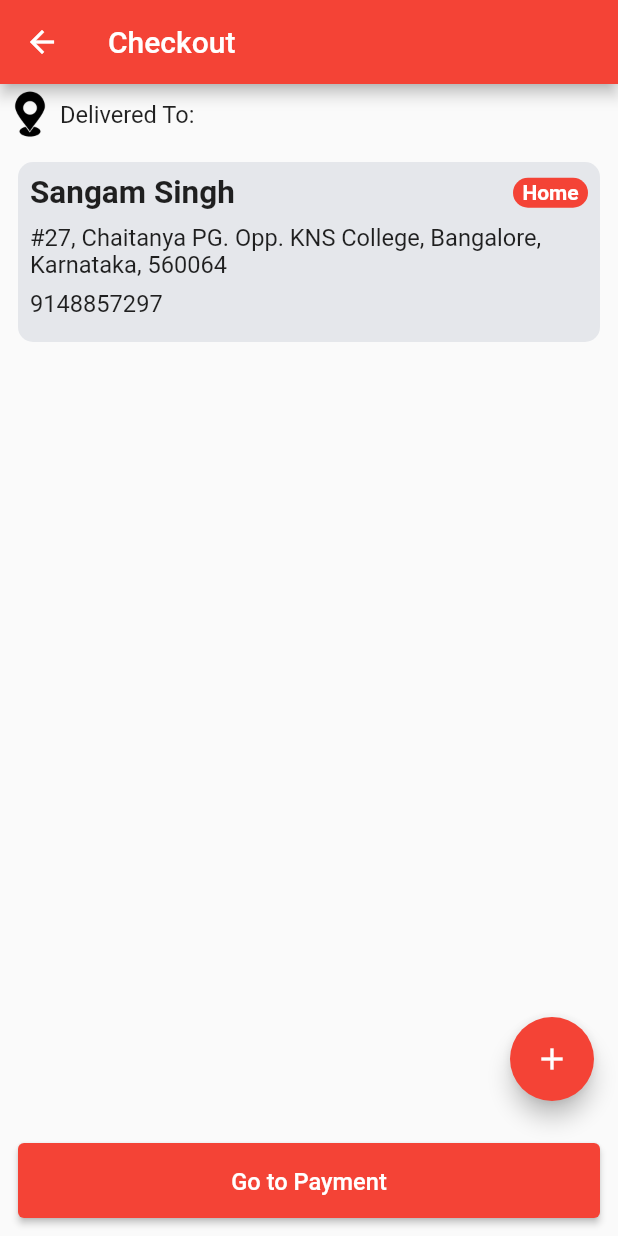
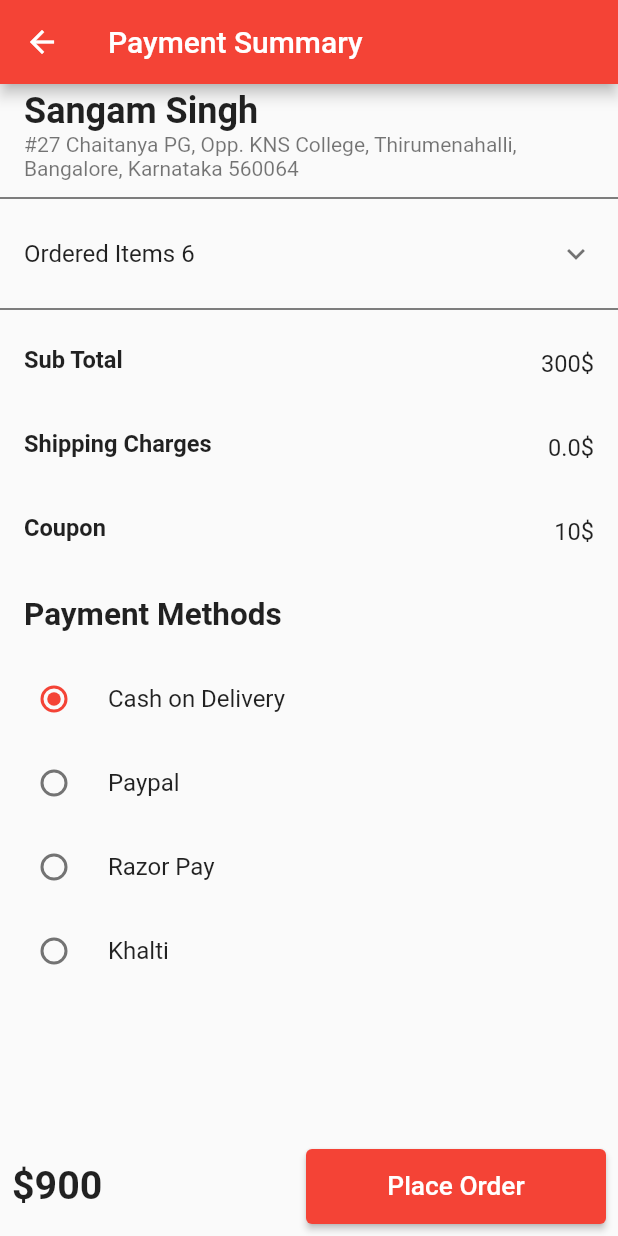
Before and after one commit to codersangam/food_delivery_firebase, a Flutter app: the CheckoutScreen screen opened directly, after a tap on "Go to Payment", on a phone screen of 412 x 824 dp. Run offline on Flutter 3.47's test engine with Material 2 defaults, Android fonts, the phone set to English and light mode, and no system bars; our stand-ins replace cloud_firestore, firebase_auth, firebase_core, google_sign_in, velocity_x; accounts and stored records are empty.

```diff
--- a/lib/main.dart
+++ b/lib/main.dart
@@ -1,6 +1,7 @@
 import 'package:flutter/material.dart';
 import 'package:firebase_core/firebase_core.dart';
 import 'package:food_delivery/provider/cart_provider.dart';
+import 'package:food_delivery/provider/checkout_provider.dart';
 import 'package:food_delivery/provider/product_provider.dart';
 import 'package:food_delivery/provider/user_provider.dart';
 import 'package:food_delivery/provider/wishlist_provider.dart';
@@ -33,6 +34,9 @@ class MyApp extends StatelessWidget {
         ChangeNotifierProvider<WishListProvider>(
           create: (context) => WishListProvider(),
         ),
+        ChangeNotifierProvider<CheckoutProvider>(
+          create: (context) => CheckoutProvider(),
+        ),
       ],
       child: MaterialApp(
         title: 'Flutter Demo',
--- a/lib/screens/checkout_screen.dart
+++ b/lib/screens/checkout_screen.dart
@@ -1,5 +1,6 @@
 import 'package:flutter/material.dart';
 import 'package:food_delivery/screens/add_delivery_address.dart';
+import 'package:food_delivery/screens/payment_summary.dart';
 import 'package:food_delivery/widgets/delivery_address.dart';
 import 'package:velocity_x/velocity_x.dart';
 
@@ -27,7 +28,15 @@ class CheckoutScreen extends StatelessWidget {
         width: double.infinity,
         height: 50,
         child: ElevatedButton(
-            onPressed: () {}, child: 'Go to Payment'.text.lg.make()),
+            onPressed: () {
+              Navigator.push(
+                context,
+                MaterialPageRoute(
+                  builder: (context) => const PaymentSummary(),
+                ),
+              );
+            },
+            child: 'Go to Payment'.text.lg.make()),
       ).p12(),
       body: Column(
         children: [
--- /dev/null
+++ b/lib/screens/payment_summary.dart
@@ -0,0 +1,138 @@
+import 'package:flutter/material.dart';
+import 'package:food_delivery/widgets/ordered_items.dart';
+import 'package:velocity_x/velocity_x.dart';
+
+class PaymentSummary extends StatefulWidget {
+  const PaymentSummary({Key? key}) : super(key: key);
+
+  @override
+  _PaymentSummaryState createState() => _PaymentSummaryState();
+}
+
+enum PaymentMethods {
+  cod,
+  paypal,
+  razorpay,
+  khalti,
+}
+
+class _PaymentSummaryState extends State<PaymentSummary> {
+  var myPayment = PaymentMethods.cod;
+  @override
+  Widget build(BuildContext context) {
+    return Scaffold(
+      appBar: AppBar(
+        title: 'Payment Summary'.text.make(),
+      ),
+      bottomNavigationBar: Padding(
+        padding: const EdgeInsets.all(8.0),
+        child: Row(
+          mainAxisAlignment: MainAxisAlignment.spaceBetween,
+          children: [
+            Padding(
+              padding: const EdgeInsets.only(right: 20),
+              child: '\$900'.text.xl3.bold.make(),
+            ),
+            SizedBox(
+              height: 50,
+              width: 200,
+              child: ElevatedButton(
+                onPressed: () {},
+                child: 'Place Order'.text.xl.make(),
+              ),
+            ),
+          ],
+        ),
+      ),
+      body: ListView.builder(
+        itemCount: 1,
+        itemBuilder: (context, index) {
+          return Column(
+            crossAxisAlignment: CrossAxisAlignment.start,
+            children: [
+              ListTile(
+                title: 'Sangam Singh'.text.bold.xl2.make(),
+                subtitle:
+                    '#27 Chaitanya PG, Opp. KNS College, Thirumenahalli, Bangalore, Karnataka 560064'
+                        .text
+                        .make(),
+              ),
+              const Divider(
+                color: Colors.black,
+              ),
+              ExpansionTile(
+                children: const [
+                  OrderedItems(),
+                  OrderedItems(),
+                  OrderedItems(),
+                  OrderedItems(),
+                  OrderedItems(),
+                  OrderedItems(),
+                ],
+                title: 'Ordered Items 6'.text.make(),
+              ),
+              const Divider(
+                color: Colors.black,
+              ),
+              ListTile(
+                leading: 'Sub Total'.text.bold.lg.make(),
+                trailing: '300\$'.text.lg.make(),
+              ),
+              ListTile(
+                leading: 'Shipping Charges'.text.bold.lg.make(),
+                trailing: '0.0\$'.text.lg.make(),
+              ),
+              ListTile(
+                leading: 'Coupon'.text.bold.lg.make(),
+                trailing: '10\$'.text.lg.make(),
+              ),
+              ListTile(
+                leading: 'Payment Methods'.text.bold.xl2.make(),
+              ),
+              RadioListTile(
+                title: 'Cash on Delivery'.text.make(),
+                value: PaymentMethods.cod,
+                groupValue: myPayment,
+                onChanged: (PaymentMethods? value) {
+                  setState(() {
+                    myPayment = value!;
+                  });
+                },
+              ),
+              RadioListTile(
+                title: 'Paypal'.text.make(),
+                value: PaymentMethods.paypal,
+                groupValue: myPayment,
+                onChanged: (PaymentMethods? value) {
+                  setState(() {
+                    myPayment = value!;
+                  });
+                },
+              ),
+              RadioListTile(
+                title: 'Razor Pay'.text.make(),
+                value: PaymentMethods.razorpay,
+                groupValue: myPayment,
+                onChanged: (PaymentMethods? value) {
+                  setState(() {
+                    myPayment = value!;
+                  });
+                },
+              ),
+              RadioListTile(
+                title: 'Khalti'.text.make(),
+                value: PaymentMethods.khalti,
+                groupValue: myPayment,
+                onChanged: (PaymentMethods? value) {
+                  setState(() {
+                    myPayment = value!;
+                  });
+                },
+              ),
+            ],
+          );
+        },
+      ),
+    );
+  }
+}
--- a/lib/widgets/custom_text_field.dart
+++ b/lib/widgets/custom_text_field.dart
@@ -1,15 +1,15 @@
 import 'package:flutter/material.dart';
 
 class CustomTextField extends StatelessWidget {
-  CustomTextField(
+  const CustomTextField(
       {Key? key,
       required this.labelText,
-      this.controller,
+      required this.controller,
       required this.keyBoardType})
       : super(key: key);
 
   final String labelText;
-  TextEditingController? controller;
+  final TextEditingController controller;
   final TextInputType keyBoardType;
 
   @override
```
Also changed, not shown: lib/provider/checkout_provider.dart (added, +61 -0 lines), lib/screens/add_delivery_address.dart (+53 -15 lines), lib/widgets/ordered_items.dart (added, +19 -0 lines).
